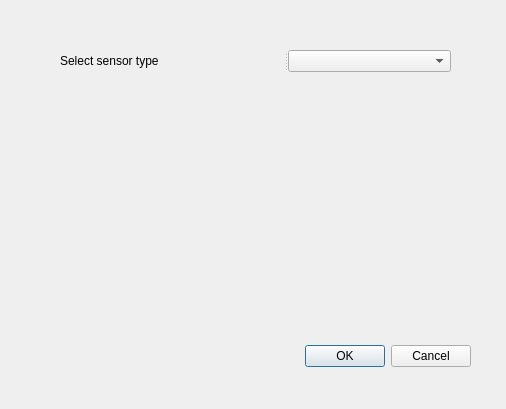
First picture: the form in ARPA_test_dialog_base.ui, repository gisgeolab/ARPA_Weather_plugin, before the edit.
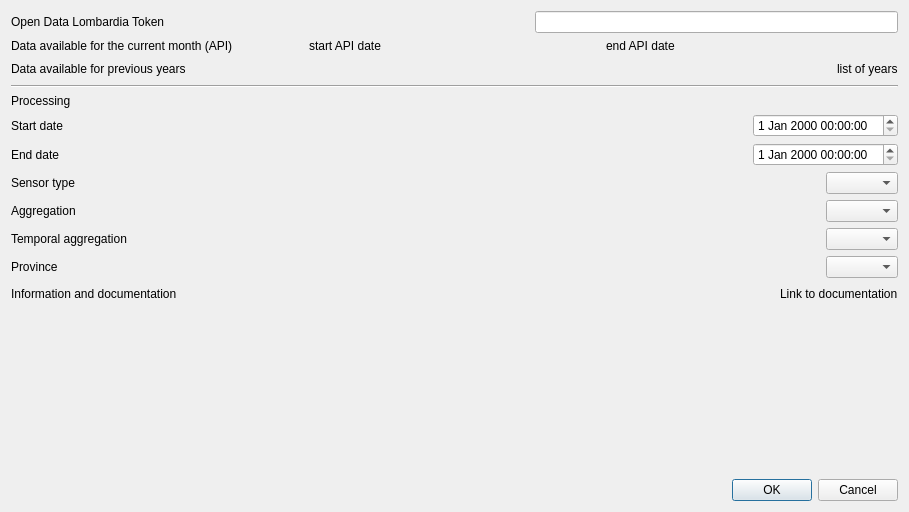
Second picture: the form after the edit. Custom widgets are drawn as their Qt base class.

Patch:
```diff
--- a/ARPA_test_dialog_base.ui
+++ b/ARPA_test_dialog_base.ui
@@ -6,49 +6,357 @@
    <rect>
     <x>0</x>
     <y>0</y>
-    <width>506</width>
-    <height>409</height>
+    <width>909</width>
+    <height>512</height>
    </rect>
   </property>
   <property name="windowTitle">
    <string>ARPA test</string>
   </property>
-  <widget class="QDialogButtonBox" name="button_box">
-   <property name="geometry">
-    <rect>
-     <x>130</x>
-     <y>340</y>
-     <width>341</width>
-     <height>32</height>
-    </rect>
-   </property>
-   <property name="orientation">
-    <enum>Qt::Horizontal</enum>
-   </property>
-   <property name="standardButtons">
-    <set>QDialogButtonBox::Cancel|QDialogButtonBox::Ok</set>
-   </property>
-  </widget>
-  <widget class="QSplitter" name="splitter">
-   <property name="geometry">
-    <rect>
-     <x>60</x>
-     <y>50</y>
-     <width>391</width>
-     <height>22</height>
-    </rect>
-   </property>
-   <property name="orientation">
-    <enum>Qt::Horizontal</enum>
-   </property>
-   <widget class="QLabel" name="label">
-    <property name="text">
-     <string>Select sensor type</string>
-    </property>
-   </widget>
-   <widget class="QComboBox" name="cbSensorsType"/>
-  </widget>
+  <layout class="QGridLayout" name="gridLayout">
+   <item row="0" column="0">
+    <layout class="QVBoxLayout" name="verticalLayout">
+     <item>
+      <layout class="QHBoxLayout" name="horizontalLayout">
+       <item>
+        <widget class="QLabel" name="label_2">
+         <property name="text">
+          <string>Open Data Lombardia Token</string>
+         </property>
+        </widget>
+       </item>
+       <item>
+        <spacer name="horizontalSpacer">
+         <property name="orientation">
+          <enum>Qt::Horizontal</enum>
+         </property>
+         <property name="sizeHint" stdset="0">
+          <size>
+           <width>40</width>
+           <height>20</height>
+          </size>
+         </property>
+        </spacer>
+       </item>
+       <item>
+        <widget class="QgsPasswordLineEdit" name="mLineEdit"/>
+       </item>
+      </layout>
+     </item>
+     <item>
+      <layout class="QHBoxLayout" name="horizontalLayout_2">
+       <item>
+        <widget class="QLabel" name="label_5">
+         <property name="text">
+          <string>Data available for the current month (API)</string>
+         </property>
+        </widget>
+       </item>
+       <item>
+        <widget class="QLabel" name="label_startAPIdate">
+         <property name="text">
+          <string>start API date</string>
+         </property>
+        </widget>
+       </item>
+       <item>
+        <widget class="QLabel" name="label_endAPIdate">
+         <property name="text">
+          <string>end API date</string>
+         </property>
+        </widget>
+       </item>
+      </layout>
+     </item>
+     <item>
+      <layout class="QHBoxLayout" name="horizontalLayout_3">
+       <item>
+        <widget class="QLabel" name="label_7">
+         <property name="text">
+          <string>Data available for previous years</string>
+         </property>
+        </widget>
+       </item>
+       <item>
+        <spacer name="horizontalSpacer_3">
+         <property name="orientation">
+          <enum>Qt::Horizontal</enum>
+         </property>
+         <property name="sizeHint" stdset="0">
+          <size>
+           <width>40</width>
+           <height>20</height>
+          </size>
+         </property>
+        </spacer>
+       </item>
+       <item>
+        <widget class="QLabel" name="label_8">
+         <property name="text">
+          <string>list of years</string>
+         </property>
+        </widget>
+       </item>
+      </layout>
+     </item>
+     <item>
+      <widget class="Line" name="line">
+       <property name="orientation">
+        <enum>Qt::Horizontal</enum>
+       </property>
+      </widget>
+     </item>
+     <item>
+      <widget class="QLabel" name="label_9">
+       <property name="text">
+        <string>Processing</string>
+       </property>
+      </widget>
+     </item>
+     <item>
+      <layout class="QHBoxLayout" name="horizontalLayout_5">
+       <item>
+        <widget class="QLabel" name="label_3">
+         <property name="text">
+          <string>Start date</string>
+         </property>
+        </widget>
+       </item>
+       <item>
+        <spacer name="horizontalSpacer_5">
+         <property name="orientation">
+          <enum>Qt::Horizontal</enum>
+         </property>
+         <property name="sizeHint" stdset="0">
+          <size>
+           <width>40</width>
+           <height>20</height>
+          </size>
+         </property>
+        </spacer>
+       </item>
+       <item>
+        <widget class="QDateTimeEdit" name="dtStartTime"/>
+       </item>
+      </layout>
+     </item>
+     <item>
+      <layout class="QHBoxLayout" name="horizontalLayout_6">
+       <item>
+        <widget class="QLabel" name="label_4">
+         <property name="text">
+          <string>End date</string>
+         </property>
+        </widget>
+       </item>
+       <item>
+        <spacer name="horizontalSpacer_6">
+         <property name="orientation">
+          <enum>Qt::Horizontal</enum>
+         </property>
+         <property name="sizeHint" stdset="0">
+          <size>
+           <width>40</width>
+           <height>20</height>
+          </size>
+         </property>
+        </spacer>
+       </item>
+       <item>
+        <widget class="QDateTimeEdit" name="dtEndTime"/>
+       </item>
+      </layout>
+     </item>
+     <item>
+      <layout class="QHBoxLayout" name="horizontalLayout_7">
+       <item>
+        <widget class="QLabel" name="label">
+         <property name="text">
+          <string>Sensor type</string>
+         </property>
+        </widget>
+       </item>
+       <item>
+        <spacer name="horizontalSpacer_7">
+         <property name="orientation">
+          <enum>Qt::Horizontal</enum>
+         </property>
+         <property name="sizeHint" stdset="0">
+          <size>
+           <width>40</width>
+           <height>20</height>
+          </size>
+         </property>
+        </spacer>
+       </item>
+       <item>
+        <widget class="QComboBox" name="cbSensorsType"/>
+       </item>
+      </layout>
+     </item>
+     <item>
+      <layout class="QHBoxLayout" name="horizontalLayout_8">
+       <item>
+        <widget class="QLabel" name="label_10">
+         <property name="text">
+          <string>Aggregation</string>
+         </property>
+        </widget>
+       </item>
+       <item>
+        <spacer name="horizontalSpacer_8">
+         <property name="orientation">
+          <enum>Qt::Horizontal</enum>
+         </property>
+         <property name="sizeHint" stdset="0">
+          <size>
+           <width>40</width>
+           <height>20</height>
+          </size>
+         </property>
+        </spacer>
+       </item>
+       <item>
+        <widget class="QComboBox" name="cbSensorsType_2"/>
+       </item>
+      </layout>
+     </item>
+     <item>
+      <layout class="QHBoxLayout" name="horizontalLayout_9">
+       <item>
+        <widget class="QLabel" name="label_11">
+         <property name="text">
+          <string>Temporal aggregation</string>
+         </property>
+        </widget>
+       </item>
+       <item>
+        <spacer name="horizontalSpacer_9">
+         <property name="orientation">
+          <enum>Qt::Horizontal</enum>
+         </property>
+         <property name="sizeHint" stdset="0">
+          <size>
+           <width>40</width>
+           <height>20</height>
+          </size>
+         </property>
+        </spacer>
+       </item>
+       <item>
+        <widget class="QComboBox" name="cbSensorsType_3"/>
+       </item>
+      </layout>
+     </item>
+     <item>
+      <layout class="QHBoxLayout" name="horizontalLayout_10">
+       <item>
+        <widget class="QLabel" name="label_12">
+         <property name="text">
+          <string>Province</string>
+         </property>
+        </widget>
+       </item>
+       <item>
+        <spacer name="horizontalSpacer_10">
+         <property name="orientation">
+          <enum>Qt::Horizontal</enum>
+         </property>
+         <property name="sizeHint" stdset="0">
+          <size>
+           <width>40</width>
+           <height>20</height>
+          </size>
+         </property>
+        </spacer>
+       </item>
+       <item>
+        <widget class="QComboBox" name="cbSensorsType_4"/>
+       </item>
+      </layout>
+     </item>
+     <item>
+      <layout class="QHBoxLayout" name="horizontalLayout_11">
+       <item>
+        <widget class="QLabel" name="label_13">
+         <property name="text">
+          <string>Information and documentation</string>
+         </property>
+        </widget>
+       </item>
+       <item>
+        <spacer name="horizontalSpacer_11">
+         <property name="orientation">
+          <enum>Qt::Horizontal</enum>
+         </property>
+         <property name="sizeHint" stdset="0">
+          <size>
+           <width>40</width>
+           <height>20</height>
+          </size>
+         </property>
+        </spacer>
+       </item>
+       <item>
+        <widget class="QLabel" name="label_14">
+         <property name="text">
+          <string>Link to documentation</string>
+         </property>
+        </widget>
+       </item>
+      </layout>
+     </item>
+     <item>
+      <spacer name="verticalSpacer">
+       <property name="orientation">
+        <enum>Qt::Vertical</enum>
+       </property>
+       <property name="sizeHint" stdset="0">
+        <size>
+         <width>20</width>
+         <height>40</height>
+        </size>
+       </property>
+      </spacer>
+     </item>
+     <item>
+      <layout class="QHBoxLayout" name="horizontalLayout_4">
+       <item>
+        <spacer name="horizontalSpacer_4">
+         <property name="orientation">
+          <enum>Qt::Horizontal</enum>
+         </property>
+         <property name="sizeHint" stdset="0">
+          <size>
+           <width>40</width>
+           <height>20</height>
+          </size>
+         </property>
+        </spacer>
+       </item>
+       <item>
+        <widget class="QDialogButtonBox" name="button_box">
+         <property name="orientation">
+          <enum>Qt::Horizontal</enum>
+         </property>
+         <property name="standardButtons">
+          <set>QDialogButtonBox::Cancel|QDialogButtonBox::Ok</set>
+         </property>
+        </widget>
+       </item>
+      </layout>
+     </item>
+    </layout>
+   </item>
+  </layout>
  </widget>
+ <customwidgets>
+  <customwidget>
+   <class>QgsPasswordLineEdit</class>
+   <extends>QLineEdit</extends>
+   <header>qgspasswordlineedit.h</header>
+  </customwidget>
+ </customwidgets>
  <resources/>
  <connections>
   <connection>
```
